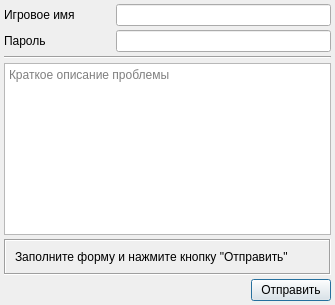
Above: feedbackdialog.ui from dngulin/ttyhlauncher before the change. Below: the same form after it.
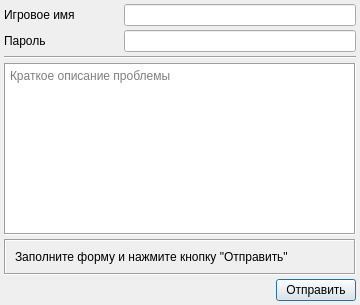
That is the form after the change. Icons and pictures are not drawn.

```diff
--- a/feedbackdialog.ui
+++ b/feedbackdialog.ui
@@ -6,7 +6,7 @@
    <rect>
     <x>0</x>
     <y>0</y>
-    <width>335</width>
+    <width>360</width>
     <height>305</height>
    </rect>
   </property>
@@ -73,6 +73,12 @@
    </item>
    <item>
     <widget class="QPlainTextEdit" name="descEdit">
+     <property name="frameShape">
+      <enum>QFrame::Box</enum>
+     </property>
+     <property name="frameShadow">
+      <enum>QFrame::Sunken</enum>
+     </property>
      <property name="placeholderText">
       <string>Краткое описание проблемы</string>
      </property>
```
